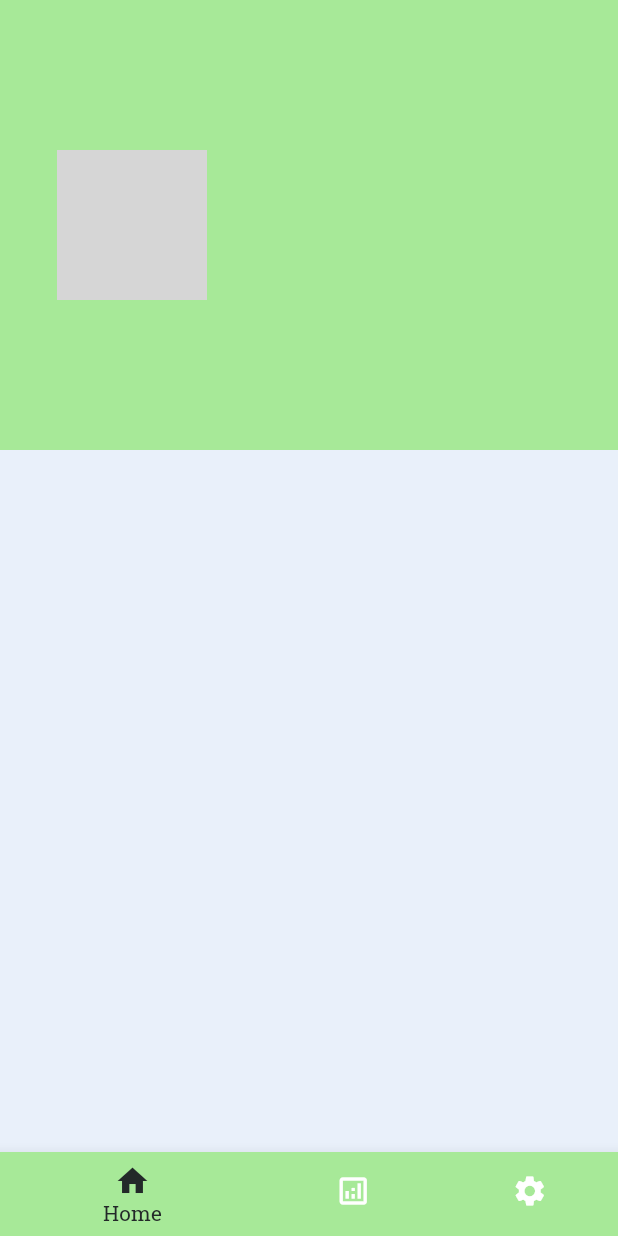
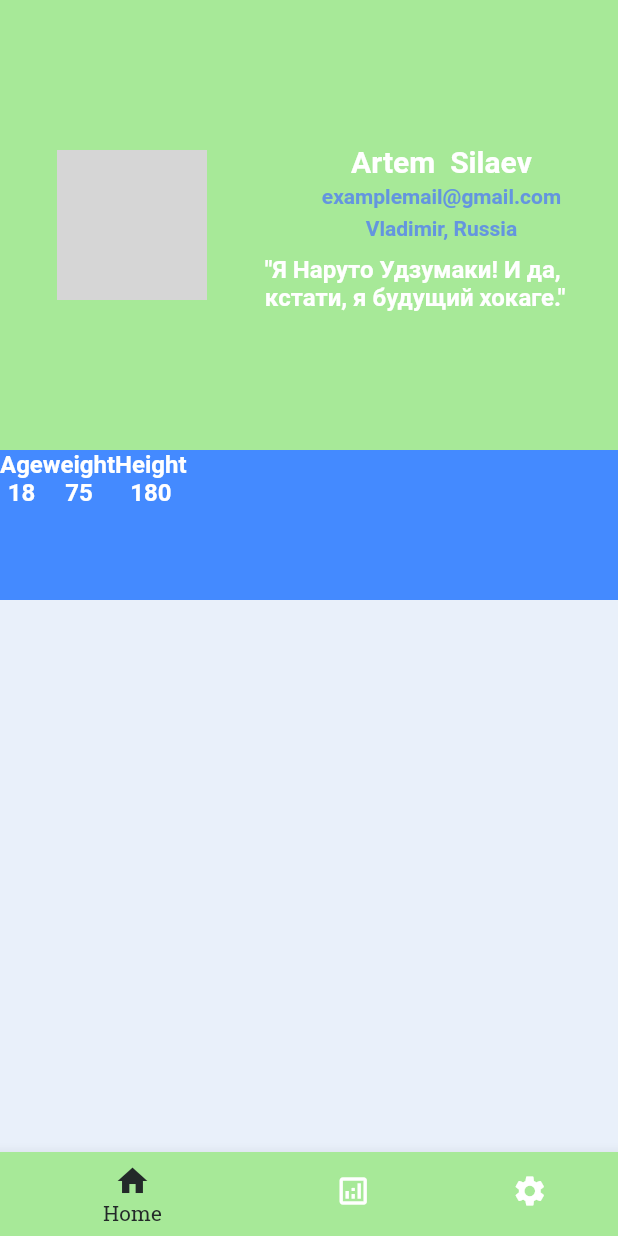
Before and after one commit to Secuko/IAmHuman, a Flutter app: the screen it shows after launch, on a phone screen of 412 x 824 dp. Run offline on Flutter 3.47's test engine with Material 2 defaults, Android fonts, the phone set to English and light mode, and no system bars; missing offline and left inert: dart:html; Roboto replaces fonts that are missing (Roboslab); grey boxes are pictures that could not be loaded.

Commit message:
Add text (user info) fields (without design)

```diff
--- a/i_am_human/lib/screens/user_account_screen.dart
+++ b/i_am_human/lib/screens/user_account_screen.dart
@@ -15,6 +15,8 @@ class UserAccountScreen extends StatefulWidget {
 }
 
 class UserAccountScreenState extends State<UserAccountScreen> {
+  String name = "Artem";
+  String surname = "Silaev";
   int _selectedIndex = 0;
   void _onItemTapped(int index) {
     setState(() {
@@ -59,11 +61,100 @@ class UserAccountScreenState extends State<UserAccountScreen> {
                       ),
                       Flexible(
                         flex: 4,
+                        child: Center(
+                          child: Column(
+                            mainAxisAlignment: MainAxisAlignment.center,
+                            children: [
+                              Container(
+                                padding: EdgeInsets.all(4),
+                                //color: AppColors.white,
+                                child: Text('$name  $surname',
+                                    style: AppTypography.font20B),
+                              ),
+                              Container(
+                                //color: AppColors.white,
+                                child: Text('examplemail@gmail.com',
+                                    style: AppTypography.font14B),
+                              ),
+                              Container(
+                                margin: EdgeInsets.only(top: 5),
+                                child: Text(
+                                  'Vladimir, Russia',
+                                  style: AppTypography.font14B,
+                                )
+                              ),
+                              Container(
+                                alignment: Alignment.center,
+                                margin: EdgeInsets.only(top: 10),
+                                child: Text(
+                                  '"' + 'Я Наруто Удзумаки! И да, кстати, я будущий хокаге.' + '"',
+                                  style: AppTypography.font16B,
+                                )
+                              ),
+                            ],
+                          ),
+                        ),
+                      ),
+                    ],
+                  ),
+                ),
+                Container(
+                  height: 100,
+                  width: MediaQuery.of(context).size.width,
+                  color: AppColors.blue,
+                  child: Row(
+                    //crossAxisAlignment: CrossAxisAlignment.center,
+                    children: [
+                      Flexible(
                         child: Column(
-                          mainAxisAlignment: MainAxisAlignment.center,
                           children: [
                             Container(
-                              color: AppColors.white,
+                              child: Text(
+                                "Age",
+                                style: AppTypography.font16B,
+                              ),
+                            ),
+                            Container(
+                              child: Text(
+                                "18",
+                                style: AppTypography.font16B,
+                              ),
+                            ),
+                          ],
+                        ),
+                      ),
+                      Flexible(
+                        child: Column(
+                          children: [
+                            Container(
+                              child: Text(
+                                "weight",
+                                style: AppTypography.font16B,
+                              ),
+                            ),
+                            Container(
+                              child: Text(
+                                "75",
+                                style: AppTypography.font16B,
+                              ),
+                            ),
+                          ],
+                        ),
+                      ),
+                      Flexible(
+                        child: Column(
+                          children: [
+                            Container(
+                              child: Text(
+                                "Height",
+                                style: AppTypography.font16B,
+                              ),
+                            ),
+                            Container(
+                              child: Text(
+                                "180",
+                                style: AppTypography.font16B,
+                              ),
                             ),
                           ],
                         ),
--- a/i_am_human/lib/utils/fonts.dart
+++ b/i_am_human/lib/utils/fonts.dart
@@ -32,6 +32,30 @@ class AppTypography {
     fontSize: 20,
   );
 
+  static final font20B = TextStyle(
+    color: AppColors.white,
+    fontFamily: _roboslab,
+    fontStyle: FontStyle.normal,
+    fontWeight: FontWeight.bold,
+    fontSize: 20,
+  );
+
+  static final font16B = TextStyle(
+    color: AppColors.white,
+    fontFamily: _roboslab,
+    fontStyle: FontStyle.normal,
+    fontWeight: FontWeight.bold,
+    fontSize: 16,
+  );
+
+  static final font14B = TextStyle(
+    color: AppColors.blue2,
+    fontFamily: _roboslab,
+    fontStyle: FontStyle.normal,
+    fontWeight: FontWeight.bold,
+    fontSize: 14,
+  );
+
   static final font12 = TextStyle(
     color: AppColors.white,
     fontFamily: _roboslab,
```
